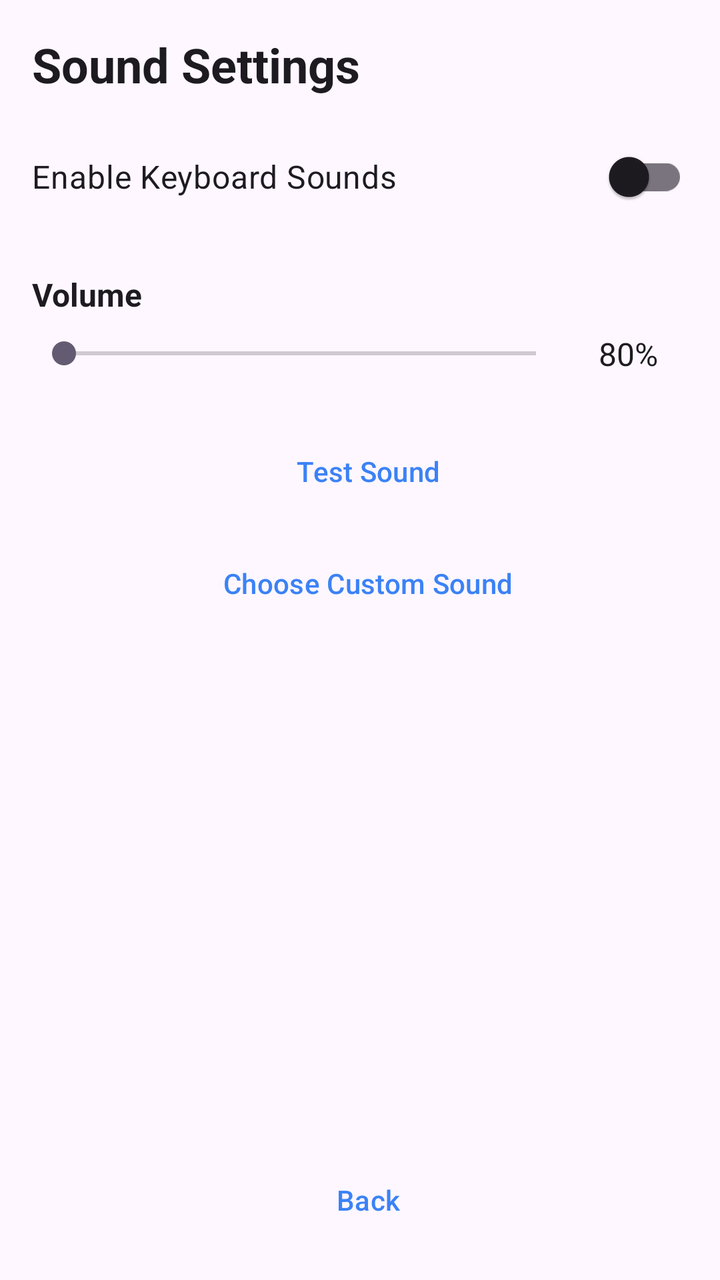
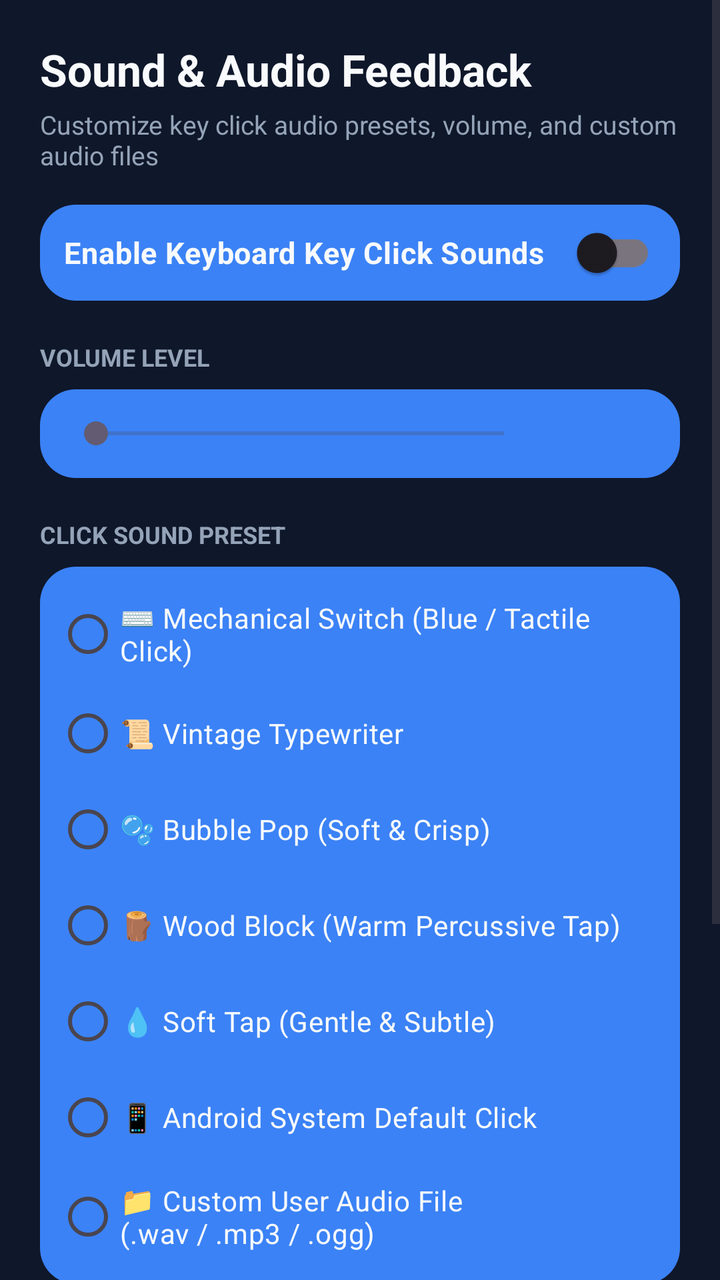

The first picture is an Android layout as it rendered before a commit; the second is the same layout after the commit. The layout source and the unified diff follow.
<!-- AndroidManifest.xml: application theme Theme.CustomKeyboard -->
<!-- res/layout/activity_sound_settings.xml -->
<?xml version="1.0" encoding="utf-8"?>
<LinearLayout xmlns:android="http://schemas.android.com/apk/res/android"
    xmlns:app="http://schemas.android.com/apk/res-auto"
    android:layout_width="match_parent"
    android:layout_height="match_parent"
    android:orientation="vertical"
    android:padding="16dp"
    android:background="?android:attr/colorBackground">

    <TextView
        android:id="@+id/tv_title"
        android:layout_width="match_parent"
        android:layout_height="wrap_content"
        android:text="Sound Settings"
        android:textSize="24sp"
        android:textStyle="bold"
        android:paddingBottom="16dp"
        android:textColor="?android:attr/textColorPrimary" />

    <com.google.android.material.switchmaterial.SwitchMaterial
        android:id="@+id/switch_sound_enabled"
        android:layout_width="match_parent"
        android:layout_height="wrap_content"
        android:text="Enable Keyboard Sounds"
        android:textSize="16sp"
        android:paddingVertical="12dp" />

    <TextView
        android:layout_width="match_parent"
        android:layout_height="wrap_content"
        android:text="Volume"
        android:textSize="16sp"
        android:textStyle="bold"
        android:paddingTop="24dp"
        android:paddingBottom="8dp"
        android:textColor="?android:attr/textColorPrimary" />

    <LinearLayout
        android:layout_width="match_parent"
        android:layout_height="wrap_content"
        android:orientation="horizontal"
        android:gravity="center_vertical">

        <SeekBar
            android:id="@+id/seek_volume"
            android:layout_width="0dp"
            android:layout_height="wrap_content"
            android:layout_weight="1"
            android:max="100" />

        <TextView
            android:id="@+id/tv_volume_value"
            android:layout_width="60dp"
            android:layout_height="wrap_content"
            android:text="80%"
            android:textSize="16sp"
            android:gravity="center"
            android:textColor="?android:attr/textColorPrimary" />
    </LinearLayout>

    <Button
        android:id="@+id/btn_test_sound"
        android:layout_width="match_parent"
        android:layout_height="wrap_content"
        android:text="Test Sound"
        android:layout_marginTop="24dp"
        style="?android:attr/buttonBarButtonStyle" />

    <Button
        android:id="@+id/btn_choose_sound"
        android:layout_width="match_parent"
        android:layout_height="wrap_content"
        android:text="Choose Custom Sound"
        android:layout_marginTop="8dp"
        style="?android:attr/buttonBarButtonStyle" />

    <View
        android:layout_width="match_parent"
        android:layout_height="0dp"
        android:layout_weight="1" />

    <Button
        android:id="@+id/btn_back"
        android:layout_width="match_parent"
        android:layout_height="wrap_content"
        android:text="Back"
        style="?android:attr/buttonBarButtonStyle" />

</LinearLayout>
<!-- resources referenced by this layout -->
<resources>
  <style name="Theme.CustomKeyboard" parent="Theme.Material3.DayNight.NoActionBar">
          <item name="colorPrimary">@color/accent_blue</item>
          <item name="android:windowBackground">@color/bg_dark</item>
          <item name="android:statusBarColor">@color/bg_dark</item>
      </style>
  <color name="accent_blue">#3B82F6</color>
  <color name="bg_dark">#0F172A</color>
</resources>

<!-- the commit's change to res/layout/activity_sound_settings.xml (unified diff, before → after) -->
@@ -1,89 +1,213 @@
 <?xml version="1.0" encoding="utf-8"?>
-<LinearLayout xmlns:android="http://schemas.android.com/apk/res/android"
+<ScrollView xmlns:android="http://schemas.android.com/apk/res/android"
     xmlns:app="http://schemas.android.com/apk/res-auto"
     android:layout_width="match_parent"
     android:layout_height="match_parent"
-    android:orientation="vertical"
-    android:padding="16dp"
-    android:background="?android:attr/colorBackground">
-
-    <TextView
-        android:id="@+id/tv_title"
-        android:layout_width="match_parent"
-        android:layout_height="wrap_content"
-        android:text="Sound Settings"
-        android:textSize="24sp"
-        android:textStyle="bold"
-        android:paddingBottom="16dp"
-        android:textColor="?android:attr/textColorPrimary" />
-
-    <com.google.android.material.switchmaterial.SwitchMaterial
-        android:id="@+id/switch_sound_enabled"
-        android:layout_width="match_parent"
-        android:layout_height="wrap_content"
-        android:text="Enable Keyboard Sounds"
-        android:textSize="16sp"
-        android:paddingVertical="12dp" />
-
-    <TextView
-        android:layout_width="match_parent"
-        android:layout_height="wrap_content"
-        android:text="Volume"
-        android:textSize="16sp"
-        android:textStyle="bold"
-        android:paddingTop="24dp"
-        android:paddingBottom="8dp"
-        android:textColor="?android:attr/textColorPrimary" />
+    android:fillViewport="true"
+    android:background="@color/bg_dark">
 
     <LinearLayout
         android:layout_width="match_parent"
         android:layout_height="wrap_content"
-        android:orientation="horizontal"
-        android:gravity="center_vertical">
-
-        <SeekBar
-            android:id="@+id/seek_volume"
-            android:layout_width="0dp"
-            android:layout_height="wrap_content"
-            android:layout_weight="1"
-            android:max="100" />
-
-        <TextView
-            android:id="@+id/tv_volume_value"
-            android:layout_width="60dp"
-            android:layout_height="wrap_content"
-            android:text="80%"
-            android:textSize="16sp"
-            android:gravity="center"
-            android:textColor="?android:attr/textColorPrimary" />
+        android:orientation="vertical"
+        android:padding="20dp">
+
+        <TextView
+            android:id="@+id/tv_title"
+            android:layout_width="match_parent"
+            android:layout_height="wrap_content"
+            android:text="Sound &amp; Audio Feedback"
+            android:textSize="22sp"
+            android:textStyle="bold"
+            android:textColor="@color/text_primary" />
+
+        <TextView
+            android:layout_width="match_parent"
+            android:layout_height="wrap_content"
+            android:layout_marginTop="4dp"
+            android:text="Customize key click audio presets, volume, and custom audio files"
+            android:textSize="13sp"
+            android:textColor="@color/text_secondary" />
+
+        
+        <com.google.android.material.switchmaterial.SwitchMaterial
+            android:id="@+id/switch_sound_enabled"
+            android:layout_width="match_parent"
+            android:layout_height="wrap_content"
+            android:layout_marginTop="16dp"
+            android:padding="12dp"
+            android:background="@drawable/bg_suggestion_center"
+            android:text="Enable Keyboard Key Click Sounds"
+            android:textColor="@color/text_primary"
+            android:textSize="15sp"
+            android:textStyle="bold" />
+
+        
+        <TextView
+            android:layout_width="match_parent"
+            android:layout_height="wrap_content"
+            android:layout_marginTop="20dp"
+            android:text="VOLUME LEVEL"
+            android:textSize="12sp"
+            android:textStyle="bold"
+            android:textColor="@color/text_secondary"
+            android:textAllCaps="true" />
+
+        <LinearLayout
+            android:layout_width="match_parent"
+            android:layout_height="wrap_content"
+            android:layout_marginTop="8dp"
+            android:orientation="horizontal"
+            android:gravity="center_vertical"
+            android:padding="12dp"
+            android:background="@drawable/bg_suggestion_center">
+
+            <SeekBar
+                android:id="@+id/seek_volume"
+                android:layout_width="0dp"
+                android:layout_height="wrap_content"
+                android:layout_weight="1"
+                android:max="100" />
+
+            <TextView
+                android:id="@+id/tv_volume_value"
+                android:layout_width="60dp"
+                android:layout_height="wrap_content"
+                android:text="80%"
+                android:textSize="15sp"
+                android:textStyle="bold"
+                android:gravity="end"
+                android:textColor="@color/accent_blue" />
+        </LinearLayout>
+
+        
+        <TextView
+            android:layout_width="match_parent"
+            android:layout_height="wrap_content"
+            android:layout_marginTop="20dp"
+            android:text="CLICK SOUND PRESET"
+            android:textSize="12sp"
+            android:textStyle="bold"
+            android:textColor="@color/text_secondary"
+            android:textAllCaps="true" />
+
+        <RadioGroup
+            android:id="@+id/rg_sound_presets"
+            android:layout_width="match_parent"
+            android:layout_height="wrap_content"
+            android:layout_marginTop="8dp"
+            android:background="@drawable/bg_suggestion_center"
+            android:padding="8dp">
+
+            <RadioButton
+                android:id="@+id/rb_sound_mechanical"
+                android:layout_width="match_parent"
+                android:layout_height="wrap_content"
+                android:paddingVertical="8dp"
+                android:text="⌨️ Mechanical Switch (Blue / Tactile Click)"
+                android:textColor="@color/text_primary"
+                android:textSize="14sp" />
+
+            <RadioButton
+                android:id="@+id/rb_sound_typewriter"
+                android:layout_width="match_parent"
+                android:layout_height="wrap_content"
+                android:paddingVertical="8dp"
+                android:text="📜 Vintage Typewriter"
+                android:textColor="@color/text_primary"
+                android:textSize="14sp" />
+
+            <RadioButton
+                android:id="@+id/rb_sound_pop"
+                android:layout_width="match_parent"
+                android:layout_height="wrap_content"
+                android:paddingVertical="8dp"
+                android:text="🫧 Bubble Pop (Soft &amp; Crisp)"
+                android:textColor="@color/text_primary"
+                android:textSize="14sp" />
+
+            <RadioButton
+                android:id="@+id/rb_sound_wood"
+                android:layout_width="match_parent"
+                android:layout_height="wrap_content"
+                android:paddingVertical="8dp"
+                android:text="🪵 Wood Block (Warm Percussive Tap)"
+                android:textColor="@color/text_primary"
+                android:textSize="14sp" />
+
+            <RadioButton
+                android:id="@+id/rb_sound_soft"
+                android:layout_width="match_parent"
+                android:layout_height="wrap_content"
+                android:paddingVertical="8dp"
+                android:text="💧 Soft Tap (Gentle &amp; Subtle)"
+                android:textColor="@color/text_primary"
+                android:textSize="14sp" />
+
+            <RadioButton
+                android:id="@+id/rb_sound_system"
+                android:layout_width="match_parent"
+                android:layout_height="wrap_content"
+                android:paddingVertical="8dp"
+                android:text="📱 Android System Default Click"
+                android:textColor="@color/text_primary"
+                android:textSize="14sp" />
+
+            <RadioButton
+                android:id="@+id/rb_sound_custom"
+                android:layout_width="match_parent"
+                android:layout_height="wrap_content"
+                android:paddingVertical="8dp"
+                android:text="📁 Custom User Audio File (.wav / .mp3 / .ogg)"
+                android:textColor="@color/text_primary"
+                android:textSize="14sp" />
+        </RadioGroup>
+
+        
+        <LinearLayout
+            android:id="@+id/layout_custom_sound_box"
+            android:layout_width="match_parent"
+            android:layout_height="wrap_content"
+            android:layout_marginTop="12dp"
+            android:orientation="vertical"
+            android:padding="12dp"
+            android:background="@drawable/bg_suggestion_center">
+
+            <Button
+                android:id="@+id/btn_choose_sound"
+                android:layout_width="match_parent"
+                android:layout_height="wrap_content"
+                android:text="📂 Choose Custom Audio File"
+                android:backgroundTint="@color/accent_purple" />
+
+            <TextView
+                android:id="@+id/tv_custom_sound_status"
+                android:layout_width="match_parent"
+                android:layout_height="wrap_content"
+                android:layout_marginTop="4dp"
+                android:gravity="center"
+                android:text="No custom audio file loaded"
+                android:textSize="12sp"
+                android:textColor="@color/text_secondary" />
+        </LinearLayout>
+
+        
+        <Button
+            android:id="@+id/btn_test_sound"
+            android:layout_width="match_parent"
+            android:layout_height="wrap_content"
+            android:layout_marginTop="16dp"
+            android:text="🔊 Test Click Sound"
+            android:backgroundTint="@color/accent_green" />
+
+        <Button
+            android:id="@+id/btn_back"
+            android:layout_width="match_parent"
+            android:layout_height="wrap_content"
+            android:layout_marginTop="8dp"
+            android:text="Back"
+            android:textColor="@color/text_secondary"
+            android:backgroundTint="@color/key_bg_dark" />
+
     </LinearLayout>
-
-    <Button
-        android:id="@+id/btn_test_sound"
-        android:layout_width="match_parent"
-        android:layout_height="wrap_content"
-        android:text="Test Sound"
-        android:layout_marginTop="24dp"
-        style="?android:attr/buttonBarButtonStyle" />
-
-    <Button
-        android:id="@+id/btn_choose_sound"
-        android:layout_width="match_parent"
-        android:layout_height="wrap_content"
-        android:text="Choose Custom Sound"
-        android:layout_marginTop="8dp"
-        style="?android:attr/buttonBarButtonStyle" />
-
-    <View
-        android:layout_width="match_parent"
-        android:layout_height="0dp"
-        android:layout_weight="1" />
-
-    <Button
-        android:id="@+id/btn_back"
-        android:layout_width="match_parent"
-        android:layout_height="wrap_content"
-        android:text="Back"
-        style="?android:attr/buttonBarButtonStyle" />
-
-</LinearLayout>
+</ScrollView>
<!-- resource entries referenced after the edit -->
@@ -6,6 +6,22 @@
           <item name="android:statusBarColor">@color/bg_dark</item>
       </style>
   <color name="accent_blue">#3B82F6</color>
+  <color name="accent_green">#10B981</color>
+  <color name="accent_purple">#8B5CF6</color>
   <color name="bg_dark">#0F172A</color>
+  <color name="key_bg_dark">#334155</color>
+  <color name="text_primary">#F8FAFC</color>
+  <color name="text_secondary">#94A3B8</color>
+  <!-- drawable bg_suggestion_center (drawable) -->
+  <?xml version="1.0" encoding="utf-8"?>
+  <ripple xmlns:android="http://schemas.android.com/apk/res/android"
+      android:color="#40FFFFFF">
+      <item>
+          <shape android:shape="rectangle">
+              <corners android:radius="18dp" />
+              <solid android:color="@color/accent_blue" />
+          </shape>
+      </item>
+  </ripple>
 </resources>
 
